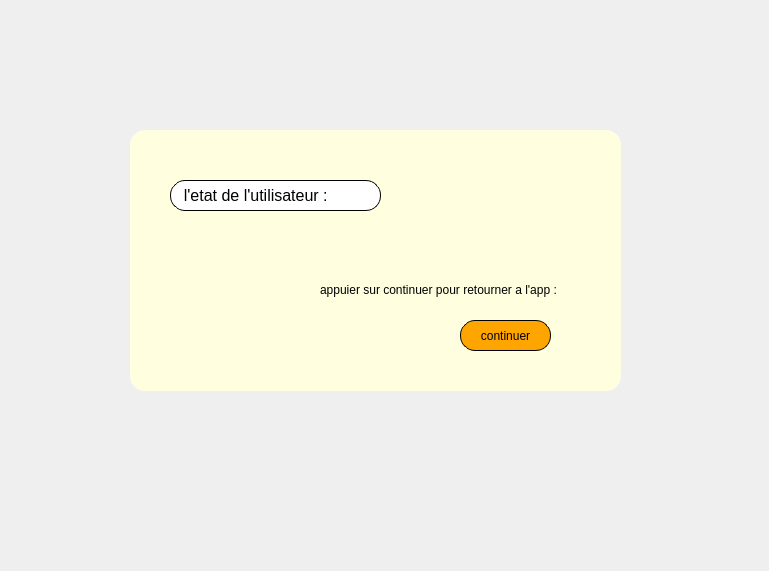
Above: secdialog.ui from codeyass/smart_radio_2A36 before the change. Below: the same form after it.
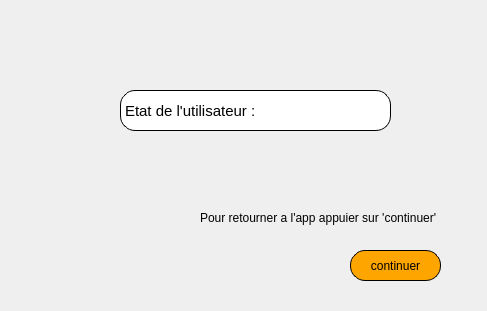
That is the form after the change.

The edit to the form file:
```diff
--- a/secdialog.ui
+++ b/secdialog.ui
@@ -6,66 +6,50 @@
    <rect>
     <x>0</x>
     <y>0</y>
-    <width>769</width>
-    <height>571</height>
+    <width>487</width>
+    <height>311</height>
    </rect>
   </property>
   <property name="windowTitle">
    <string>Dialog</string>
   </property>
-  <widget class="QLabel" name="label">
+  <widget class="QLabel" name="label_3">
    <property name="geometry">
     <rect>
-     <x>130</x>
-     <y>130</y>
-     <width>491</width>
-     <height>261</height>
-    </rect>
-   </property>
-   <property name="styleSheet">
-    <string notr="true">background-color:		lightyellow;
-border-radius:15px;
-border :1px;
-</string>
-   </property>
-   <property name="text">
-    <string/>
-   </property>
-  </widget>
-  <widget class="QLabel" name="label_2">
-   <property name="geometry">
-    <rect>
-     <x>170</x>
-     <y>180</y>
-     <width>211</width>
-     <height>31</height>
+     <x>120</x>
+     <y>90</y>
+     <width>271</width>
+     <height>41</height>
     </rect>
    </property>
    <property name="font">
     <font>
-     <pointsize>12</pointsize>
+     <pointsize>11</pointsize>
     </font>
    </property>
    <property name="styleSheet">
-    <string notr="true">background-color:		white;
+    <string notr="true">background-color:white;
 border-radius:15px;
-border: 1px solid;
-
-</string>
+border:0.5px solid;</string>
    </property>
    <property name="text">
-    <string>  l'etat de l'utilisateur :</string>
+    <string>Etat de l'utilisateur :</string>
    </property>
   </widget>
   <widget class="QLabel" name="label_etat">
    <property name="geometry">
     <rect>
-     <x>420</x>
-     <y>180</y>
-     <width>91</width>
-     <height>31</height>
+     <x>290</x>
+     <y>80</y>
+     <width>171</width>
+     <height>61</height>
     </rect>
    </property>
+   <property name="font">
+    <font>
+     <pointsize>12</pointsize>
+    </font>
+   </property>
    <property name="text">
     <string/>
    </property>
@@ -73,14 +57,16 @@
   <widget class="QPushButton" name="continuer">
    <property name="geometry">
     <rect>
-     <x>460</x>
-     <y>320</y>
+     <x>350</x>
+     <y>250</y>
      <width>91</width>
      <height>31</height>
     </rect>
    </property>
    <property name="styleSheet">
-    <string notr="true">QPushButton{
+    <string notr="true">
+
+QPushButton{
         border-radius: 15px;
 		border:0.5px solid;
 
@@ -112,17 +98,17 @@
     <string>continuer</string>
    </property>
   </widget>
-  <widget class="QLabel" name="label_4">
+  <widget class="QLabel" name="label">
    <property name="geometry">
     <rect>
-     <x>320</x>
-     <y>280</y>
-     <width>281</width>
-     <height>20</height>
+     <x>200</x>
+     <y>210</y>
+     <width>271</width>
+     <height>16</height>
     </rect>
    </property>
    <property name="text">
-    <string>appuier sur continuer pour retourner a l'app :</string>
+    <string>Pour retourner a l'app appuier sur 'continuer'</string>
    </property>
   </widget>
  </widget>
```
Left out of the diff: 4 changed lines with no effect on the pictures.
